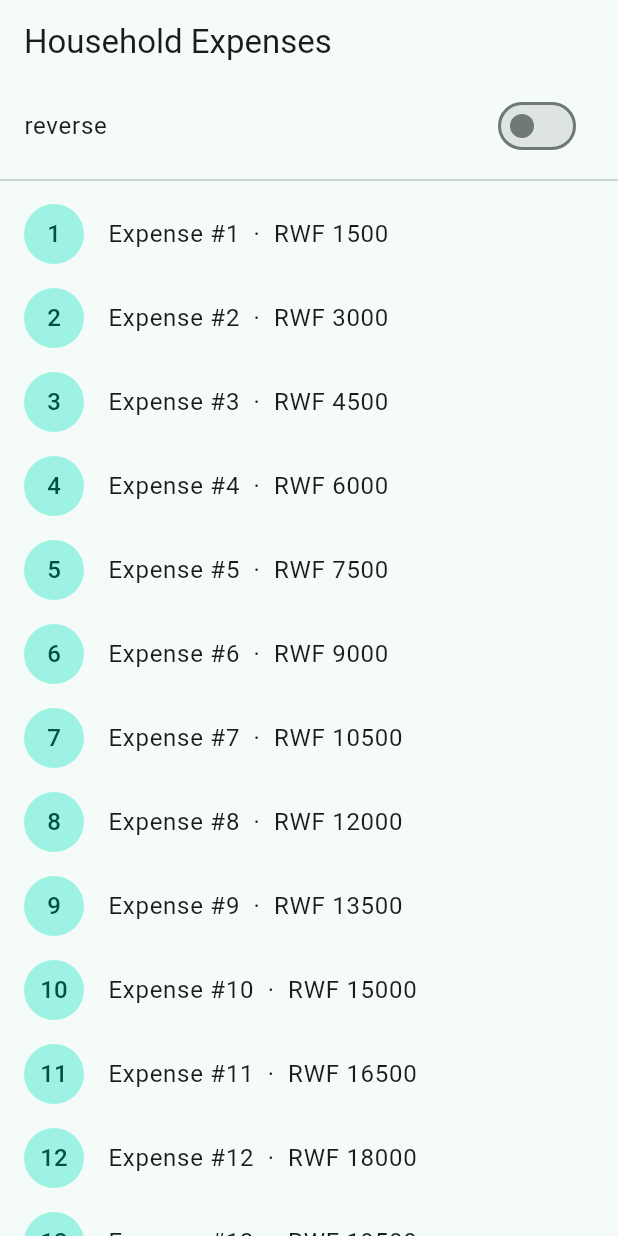
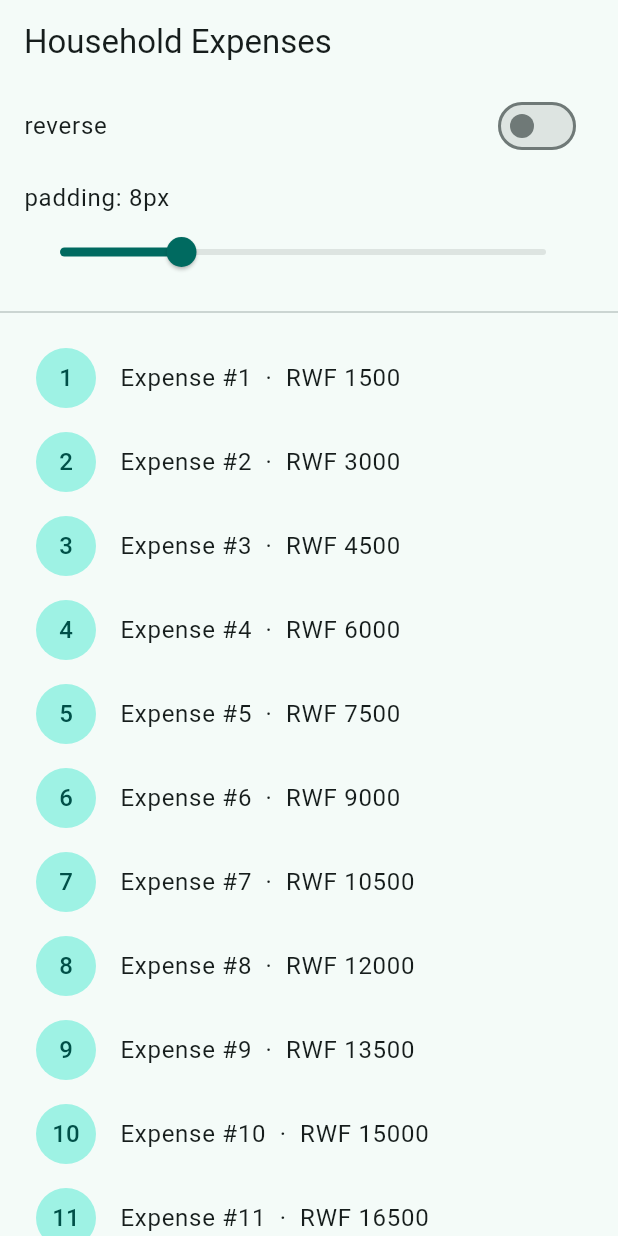
Before and after one commit to dianahshimwa/list-view-demo, a Flutter app: the screen it shows after launch, on a phone screen of 412 x 824 dp. Run offline on Flutter 3.47's test engine with Material 3 defaults, Android fonts, the light colour scheme and no system bars.

Commit message:
Adding padding slider to ListView

```diff
--- a/lib/main.dart
+++ b/lib/main.dart
@@ -28,7 +28,8 @@ class _ExpenseListScreenState extends State<ExpenseListScreen> {
     (i) => 'Expense #${i + 1}  ·  RWF ${(i + 1) * 1500}',
   );
 
-  bool _reverse = false; // Attribute 1: reverse
+  bool _reverse = false;  // Attribute 1: reverse
+  double _padding = 8;    // Attribute 2: padding
 
   @override
   Widget build(BuildContext context) {
@@ -41,10 +42,20 @@ class _ExpenseListScreenState extends State<ExpenseListScreen> {
             value: _reverse,
             onChanged: (v) => setState(() => _reverse = v),
           ),
+          ListTile(
+            title: Text('padding: ${_padding.round()}px'),
+            subtitle: Slider(
+              min: 0,
+              max: 32,
+              value: _padding,
+              onChanged: (v) => setState(() => _padding = v),
+            ),
+          ),
           const Divider(),
           Expanded(
             child: ListView.builder(
               reverse: _reverse,
+              padding: EdgeInsets.all(_padding),
               itemCount: _expenses.length,
               itemBuilder: (context, index) => ListTile(
                 leading: CircleAvatar(child: Text('${index + 1}')),
```
